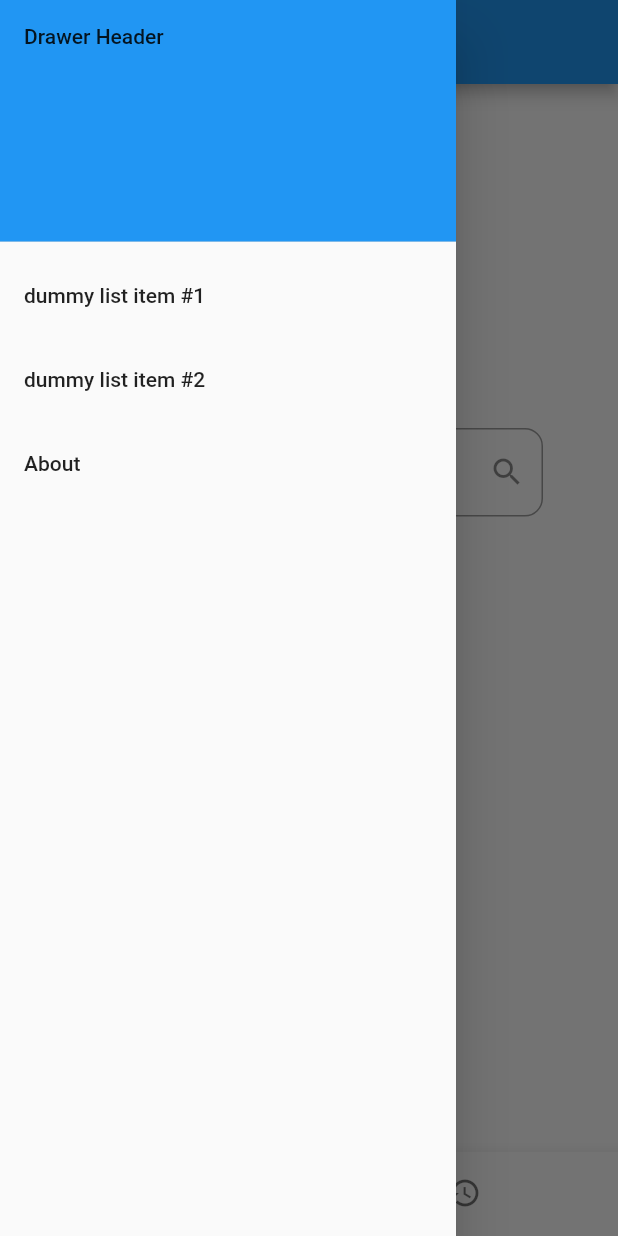
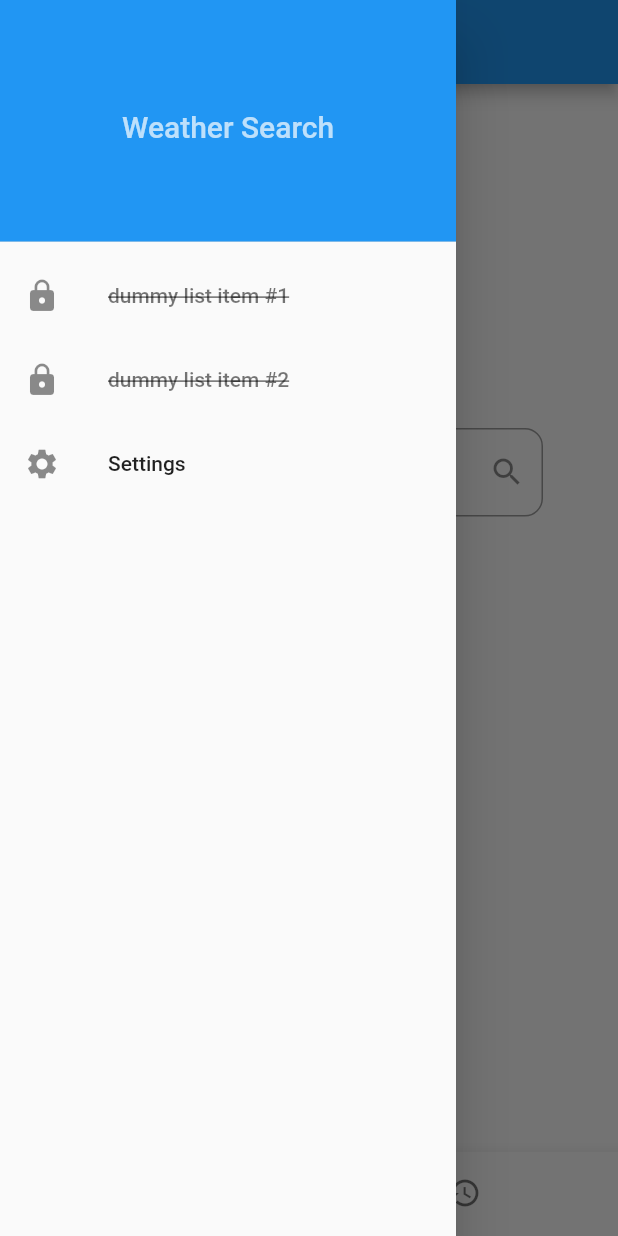
Before and after one commit to I-sty/flutter_weather_search, a Flutter app: the screen it shows after launch, with the side drawer open, on a phone screen of 412 x 824 dp. Run offline on Flutter 3.47's test engine with Material 2 defaults, Android fonts, the phone set to English and light mode, and no system bars; our stand-ins replace bloc, flutter_bloc, sqflite; missing offline and left inert: qr_code_scanner; accounts and stored records are empty.

```diff
--- a/lib/pages/home_page.dart
+++ b/lib/pages/home_page.dart
@@ -2,6 +2,7 @@ import 'package:flutter/material.dart';
 import 'package:flutter_app/blocs/network/weather/weather_bloc.dart';
 import 'package:flutter_app/pages/history_page.dart';
 import 'package:flutter_app/pages/search_page.dart';
+import 'package:flutter_app/pages/settings_page.dart';
 import 'package:flutter_bloc/flutter_bloc.dart';
 
 class HomePage extends StatefulWidget {
@@ -15,9 +16,11 @@ class _HomePageState extends State<HomePage> {
 
   @override
   Widget build(BuildContext context) {
+    String _appName = "Weather Search";
+
     return Scaffold(
       appBar: AppBar(
-        title: Text("Weather Search"),
+        title: Text(_appName),
       ),
       bottomNavigationBar: BottomNavigationBar(
         currentIndex: _currentIndex,
@@ -34,13 +37,28 @@ class _HomePageState extends State<HomePage> {
           padding: EdgeInsets.zero,
           children: [
             DrawerHeader(
-              child: Text('Drawer Header'),
+              child: Center(
+                  child: Text(
+                _appName,
+                textAlign: TextAlign.center,
+                style: TextStyle(
+                    fontSize: 20,
+                    fontWeight: FontWeight.w500,
+                    color: Colors.white70),
+              )),
               decoration: BoxDecoration(
                 color: Colors.blue,
               ),
             ),
             ListTile(
-              title: Text('dummy list item #1'),
+              leading: Icon(Icons.https),
+              title: Text(
+                'dummy list item #1',
+                style: TextStyle(
+                    decoration: TextDecoration.lineThrough,
+                    decorationThickness: 1.5,
+                    color: Colors.black54),
+              ),
               onTap: () {
                 // Update the state of the app
                 // ...
@@ -49,7 +67,14 @@ class _HomePageState extends State<HomePage> {
               },
             ),
             ListTile(
-              title: Text('dummy list item #2'),
+              leading: Icon(Icons.https),
+              title: Text(
+                'dummy list item #2',
+                style: TextStyle(
+                    decoration: TextDecoration.lineThrough,
+                    decorationThickness: 1.5,
+                    color: Colors.black54),
+              ),
               onTap: () {
                 // Update the state of the app
                 // ...
@@ -58,12 +83,14 @@ class _HomePageState extends State<HomePage> {
               },
             ),
             ListTile(
-              title: Text('About'),
+              leading: Icon(Icons.settings),
+              title: Text('Settings'),
               onTap: () {
-                // Update the state of the app
-                // ...
-                // Then close the drawer
                 Navigator.pop(context);
+                Navigator.push(
+                  context,
+                  MaterialPageRoute(builder: (context) => SettingsPage()),
+                );
               },
             ),
           ],
--- a/pubspec.yaml
+++ b/pubspec.yaml
@@ -29,6 +29,7 @@ dependencies:
   json_annotation: ^4.0.0
   qr_code_scanner: 0.4.0-nullsafety.0
   sqflite: ^2.0.0+3
+  url_launcher: ^6.0.3
 
 
   # The following adds the Cupertino Icons font to your application.
```
Also changed, not shown: lib/pages/settings_page.dart (added, +83 -0 lines), pubspec.lock.
